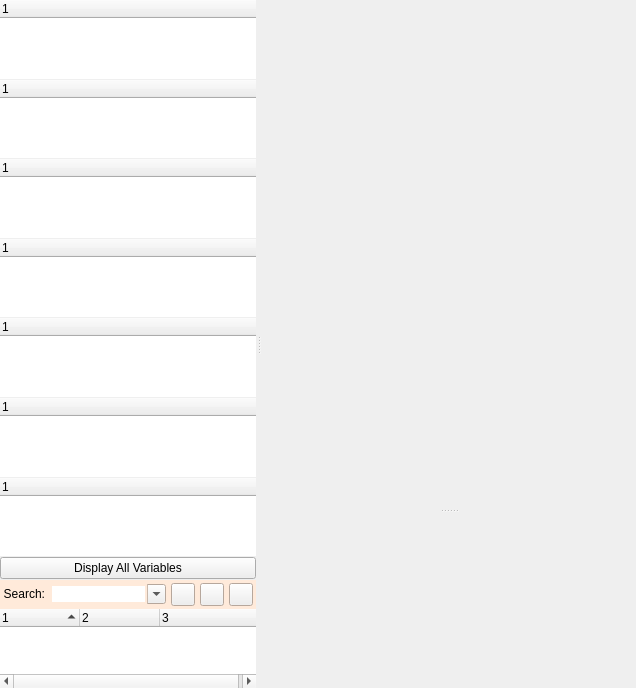
The window that src/ui/trigger_editor.ui (Mudlet/Mudlet) describes before a commit, drawn with Qt 5.
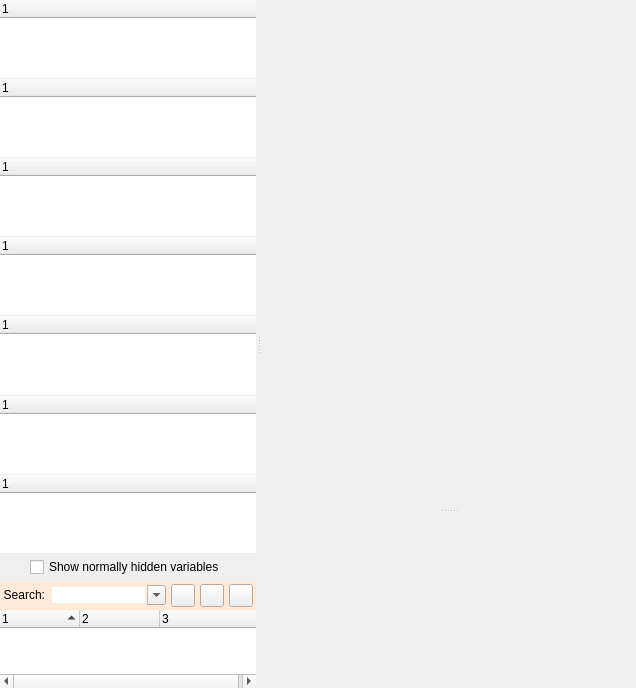
The same window after the commit. Icons and pictures are not drawn. Custom widgets are drawn as their Qt base class.

Commit message: Enhance: add "goto" search result to editor search facility

Diff of the .ui file:
```diff
--- a/src/ui/trigger_editor.ui
+++ b/src/ui/trigger_editor.ui
@@ -434,14 +434,24 @@
          </widget>
         </item>
         <item>
-         <widget class="QPushButton" name="button_displayAllVariables">
+         <widget class="QFrame" name="frame_">
+          <layout class="QGridLayout" name="gridLayout_display_hidden_variables">
+           <property name="leftMargin">
+            <number>8</number>
+           </property>
+           <property name="topMargin">
+            <number>3</number>
+           </property>
+           <property name="rightMargin">
+            <number>8</number>
+           </property>
+           <property name="bottomMargin">
+            <number>3</number>
+           </property>
+           <item row="0" column="0" alignment="Qt::AlignHCenter|Qt::AlignVCenter">
+            <widget class="QCheckBox" name="button_displayAllVariables">
           <property name="text">
-           <string>Display All Variables</string>
-          </property>
-          <property name="icon">
-           <iconset resource="../mudlet.qrc">
-            <normaloff>:/icons/tag_checkbox.png</normaloff>
-            <normalon>:/icons/tag_checkbox_checked.png</normalon>:/icons/tag_checkbox.png</iconset>
+              <string>Show normally hidden variables</string>
           </property>
           <property name="checkable">
            <bool>true</bool>
@@ -449,15 +459,9 @@
           <property name="checked">
            <bool>false</bool>
           </property>
-          <property name="autoDefault">
-           <bool>false</bool>
-          </property>
-          <property name="default">
-           <bool>false</bool>
-          </property>
-          <property name="flat">
-           <bool>false</bool>
-          </property>
+            </widget>
+           </item>
+          </layout>
          </widget>
         </item>
         <item>
```
Left out of the diff: 8 changed lines with no effect on the pictures. Lines whose indentation alone changed are shown as unchanged. The commit also changes 12 other files.
